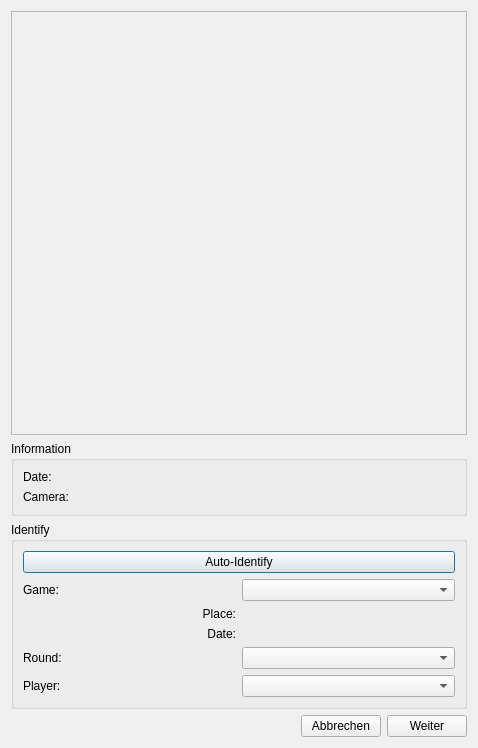
Old version of the form src/ui/dialogs/addphotosdialog.ui in the repository lbproductions/psnewmodel.
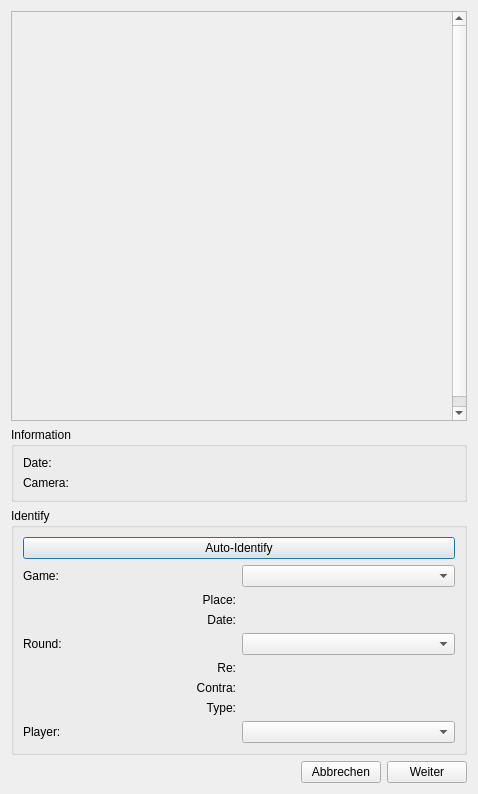
New version of the form. Custom widgets are drawn as their Qt base class.

The edit to the form file:
```diff
--- a/src/ui/dialogs/addphotosdialog.ui
+++ b/src/ui/dialogs/addphotosdialog.ui
@@ -7,7 +7,7 @@
     <x>0</x>
     <y>0</y>
     <width>478</width>
-    <height>748</height>
+    <height>782</height>
    </rect>
   </property>
   <property name="windowTitle">
@@ -95,6 +95,33 @@
       <string>Identify</string>
      </property>
      <layout class="QGridLayout" name="gridLayout">
+      <item row="6" column="0">
+       <widget class="QLabel" name="label_10">
+        <property name="text">
+         <string>Contra:</string>
+        </property>
+        <property name="alignment">
+         <set>Qt::AlignRight|Qt::AlignTrailing|Qt::AlignVCenter</set>
+        </property>
+       </widget>
+      </item>
+      <item row="5" column="0">
+       <widget class="QLabel" name="label_8">
+        <property name="text">
+         <string>Re:</string>
+        </property>
+        <property name="alignment">
+         <set>Qt::AlignRight|Qt::AlignTrailing|Qt::AlignVCenter</set>
+        </property>
+       </widget>
+      </item>
+      <item row="6" column="1">
+       <widget class="QLabel" name="labelContraPlayers">
+        <property name="text">
+         <string/>
+        </property>
+       </widget>
+      </item>
       <item row="2" column="1">
        <widget class="QLabel" name="labelPlace">
         <property name="text">
@@ -102,16 +129,6 @@
         </property>
        </widget>
       </item>
-      <item row="1" column="0">
-       <widget class="QLabel" name="label_2">
-        <property name="text">
-         <string>Game:</string>
-        </property>
-       </widget>
-      </item>
-      <item row="1" column="1">
-       <widget class="GameComboBox" name="comboBoxGame"/>
-      </item>
       <item row="2" column="0">
        <widget class="QLabel" name="label_6">
         <property name="text">
@@ -122,23 +139,36 @@
         </property>
        </widget>
       </item>
-      <item row="3" column="1">
-       <widget class="QLabel" name="labelGameDate">
-        <property name="text">
-         <string/>
-        </property>
-       </widget>
-      </item>
-      <item row="5" column="0">
-       <widget class="QLabel" name="label_4">
-        <property name="text">
-         <string>Player:</string>
-        </property>
-       </widget>
-      </item>
       <item row="4" column="1">
        <widget class="RoundComboBox" name="comboBoxRound"/>
       </item>
+      <item row="8" column="0">
+       <widget class="QLabel" name="label_4">
+        <property name="text">
+         <string>Player:</string>
+        </property>
+       </widget>
+      </item>
+      <item row="3" column="0">
+       <widget class="QLabel" name="label_7">
+        <property name="text">
+         <string>Date:</string>
+        </property>
+        <property name="alignment">
+         <set>Qt::AlignRight|Qt::AlignTrailing|Qt::AlignVCenter</set>
+        </property>
+       </widget>
+      </item>
+      <item row="1" column="1">
+       <widget class="GameComboBox" name="comboBoxGame"/>
+      </item>
+      <item row="1" column="0">
+       <widget class="QLabel" name="label_2">
+        <property name="text">
+         <string>Game:</string>
+        </property>
+       </widget>
+      </item>
       <item row="4" column="0">
        <widget class="QLabel" name="label_3">
         <property name="text">
@@ -146,19 +176,6 @@
         </property>
        </widget>
       </item>
-      <item row="5" column="1">
-       <widget class="PlayerComboBox" name="comboBoxPlayer"/>
-      </item>
-      <item row="3" column="0">
-       <widget class="QLabel" name="label_7">
-        <property name="text">
-         <string>Date:</string>
-        </property>
-        <property name="alignment">
-         <set>Qt::AlignRight|Qt::AlignTrailing|Qt::AlignVCenter</set>
-        </property>
-       </widget>
-      </item>
       <item row="0" column="0" colspan="2">
        <widget class="QPushButton" name="pushButtonIdentify">
         <property name="text">
@@ -166,6 +183,40 @@
         </property>
        </widget>
       </item>
+      <item row="8" column="1">
+       <widget class="PlayerComboBox" name="comboBoxPlayer"/>
+      </item>
+      <item row="3" column="1">
+       <widget class="QLabel" name="labelGameDate">
+        <property name="text">
+         <string/>
+        </property>
+       </widget>
+      </item>
+      <item row="5" column="1">
+       <widget class="QLabel" name="labelRePlayers">
+        <property name="text">
+         <string/>
+        </property>
+       </widget>
+      </item>
+      <item row="7" column="0">
+       <widget class="QLabel" name="label_9">
+        <property name="text">
+         <string>Type:</string>
+        </property>
+        <property name="alignment">
+         <set>Qt::AlignRight|Qt::AlignTrailing|Qt::AlignVCenter</set>
+        </property>
+       </widget>
+      </item>
+      <item row="7" column="1">
+       <widget class="QLabel" name="labelType">
+        <property name="text">
+         <string/>
+        </property>
+       </widget>
+      </item>
      </layout>
     </widget>
    </item>
```
